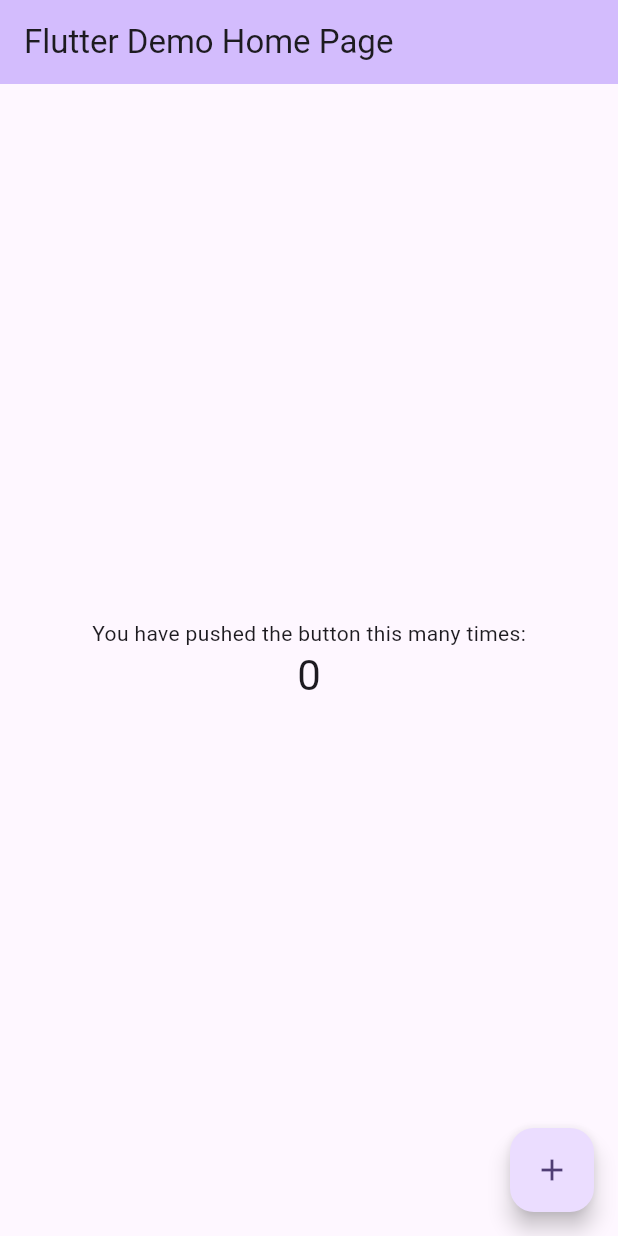
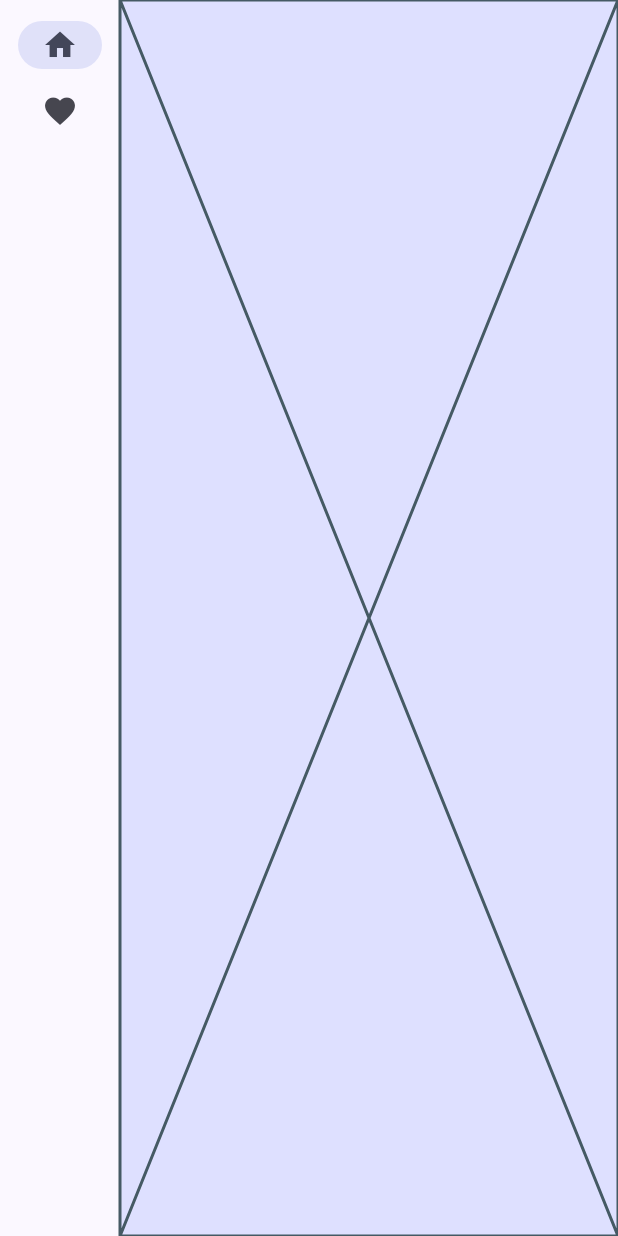
Before and after one commit to tinvaan/navidart, a Flutter app: the screen it shows after launch, on a phone screen of 412 x 824 dp. Run offline on Flutter 3.47's test engine with Material 3 defaults, Android fonts, the phone set to English and light mode, and no system bars.

Commit message:
skeletal designs

```diff
--- a/lib/main.dart
+++ b/lib/main.dart
@@ -1,125 +1,29 @@
 import 'package:flutter/material.dart';
+import 'package:provider/provider.dart';
 
-void main() {
-  runApp(const MyApp());
-}
+import 'pages/index.dart' show Index;
 
-class MyApp extends StatelessWidget {
-  const MyApp({super.key});
+class App extends StatelessWidget {
+  const App({super.key});
 
-  // This widget is the root of your application.
   @override
   Widget build(BuildContext context) {
-    return MaterialApp(
-      title: 'Flutter Demo',
-      theme: ThemeData(
-        // This is the theme of your application.
-        //
-        // TRY THIS: Try running your application with "flutter run". You'll see
-        // the application has a purple toolbar. Then, without quitting the app,
-        // try changing the seedColor in the colorScheme below to Colors.green
-        // and then invoke "hot reload" (save your changes or press the "hot
-        // reload" button in a Flutter-supported IDE, or press "r" if you used
-        // the command line to start the app).
-        //
-        // Notice that the counter didn't reset back to zero; the application
-        // state is not lost during the reload. To reset the state, use hot
-        // restart instead.
-        //
-        // This works for code too, not just values: Most code changes can be
-        // tested with just a hot reload.
-        colorScheme: ColorScheme.fromSeed(seedColor: Colors.deepPurple),
-        useMaterial3: true,
+    return ChangeNotifierProvider(
+      create: (context) => AppState(),
+      child: MaterialApp(
+        title: 'Namer App',
+        theme: ThemeData(
+          useMaterial3: true,
+          colorScheme: ColorScheme.fromSeed(seedColor: Colors.indigoAccent),
+        ),
+        home: Index(),
       ),
-      home: const MyHomePage(title: 'Flutter Demo Home Page'),
     );
   }
 }
 
-class MyHomePage extends StatefulWidget {
-  const MyHomePage({super.key, required this.title});
+class AppState extends ChangeNotifier {}
 
-  // This widget is the home page of your application. It is stateful, meaning
-  // that it has a State object (defined below) that contains fields that affect
-  // how it looks.
-
-  // This class is the configuration for the state. It holds the values (in this
-  // case the title) provided by the parent (in this case the App widget) and
-  // used by the build method of the State. Fields in a Widget subclass are
-  // always marked "final".
-
-  final String title;
-
-  @override
-  State<MyHomePage> createState() => _MyHomePageState();
+void main() {
+  runApp(const App());
 }
-
-class _MyHomePageState extends State<MyHomePage> {
-  int _counter = 0;
-
-  void _incrementCounter() {
-    setState(() {
-      // This call to setState tells the Flutter framework that something has
-      // changed in this State, which causes it to rerun the build method below
-      // so that the display can reflect the updated values. If we changed
-      // _counter without calling setState(), then the build method would not be
-      // called again, and so nothing would appear to happen.
-      _counter++;
-    });
-  }
-
-  @override
-  Widget build(BuildContext context) {
-    // This method is rerun every time setState is called, for instance as done
-    // by the _incrementCounter method above.
-    //
-    // The Flutter framework has been optimized to make rerunning build methods
-    // fast, so that you can just rebuild anything that needs updating rather
-    // than having to individually change instances of widgets.
-    return Scaffold(
-      appBar: AppBar(
-        // TRY THIS: Try changing the color here to a specific color (to
-        // Colors.amber, perhaps?) and trigger a hot reload to see the AppBar
-        // change color while the other colors stay the same.
-        backgroundColor: Theme.of(context).colorScheme.inversePrimary,
-        // Here we take the value from the MyHomePage object that was created by
-        // the App.build method, and use it to set our appbar title.
-        title: Text(widget.title),
-      ),
-      body: Center(
-        // Center is a layout widget. It takes a single child and positions it
-        // in the middle of the parent.
-        child: Column(
-          // Column is also a layout widget. It takes a list of children and
-          // arranges them vertically. By default, it sizes itself to fit its
-          // children horizontally, and tries to be as tall as its parent.
-          //
-          // Column has various properties to control how it sizes itself and
-          // how it positions its children. Here we use mainAxisAlignment to
-          // center the children vertically; the main axis here is the vertical
-          // axis because Columns are vertical (the cross axis would be
-          // horizontal).
-          //
-          // TRY THIS: Invoke "debug painting" (choose the "Toggle Debug Paint"
-          // action in the IDE, or press "p" in the console), to see the
-          // wireframe for each widget.
-          mainAxisAlignment: MainAxisAlignment.center,
-          children: <Widget>[
-            const Text(
-              'You have pushed the button this many times:',
-            ),
-            Text(
-              '$_counter',
-              style: Theme.of(context).textTheme.headlineMedium,
-            ),
-          ],
-        ),
-      ),
-      floatingActionButton: FloatingActionButton(
-        onPressed: _incrementCounter,
-        tooltip: 'Increment',
-        child: const Icon(Icons.add),
-      ), // This trailing comma makes auto-formatting nicer for build methods.
-    );
-  }
-}
--- /dev/null
+++ b/lib/pages/index.dart
@@ -0,0 +1,59 @@
+import 'package:flutter/material.dart';
+
+class Index extends StatefulWidget {
+  @override
+  State<Index> createState() => _IndexState();
+}
+
+class _IndexState extends State<Index> {
+  var pageIndex = 0;
+
+  @override
+  Widget build(BuildContext context) {
+    Widget page;
+    switch (pageIndex) {
+      case 0:
+        page = Placeholder();
+      case 1:
+        page = Placeholder();
+      default:
+        throw UnimplementedError("no widget defined for $pageIndex");
+    }
+
+    return LayoutBuilder(builder: (context, constraints) {
+      return Scaffold(
+        body: Row(
+          children: [
+            SafeArea(
+              child: NavigationRail(
+                extended: constraints.maxWidth >= 600,
+                destinations: [
+                  NavigationRailDestination(
+                    icon: Icon(Icons.home),
+                    label: Text('Home'),
+                  ),
+                  NavigationRailDestination(
+                    icon: Icon(Icons.favorite),
+                    label: Text('Favorites'),
+                  ),
+                ],
+                selectedIndex: pageIndex,
+                onDestinationSelected: (value) {
+                  setState(() {
+                    pageIndex = value;
+                  });
+                },
+              ),
+            ),
+            Expanded(
+              child: Container(
+                color: Theme.of(context).colorScheme.primaryContainer,
+                child: page,
+              ),
+            ),
+          ],
+        ),
+      );
+    });
+  }
+}
```
